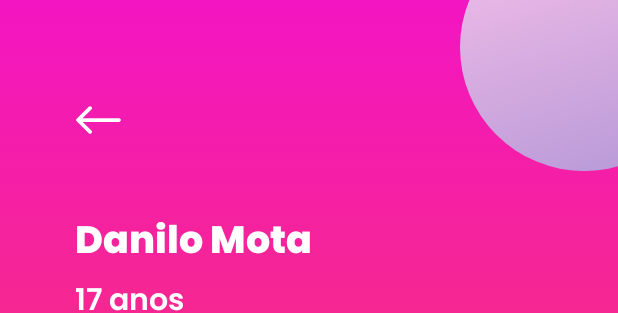
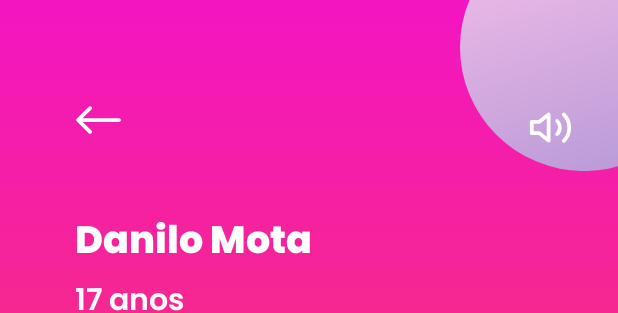
Before and after one commit to pedroh715/actio_app, an Android app: the layout activity_danilo.xml on its own in the app's theme, with its tools: preview values and no code run, on a phone screen of 412 x 824 dp. Shown: the top 313 px of the screen. Run offline under Robolectric (Android 15) with nearby library versions, the phone set to English and light mode, and no system bars; plain views replace BlurLayout.

Commit message:
Doing mute and unmute button

```diff
--- a/app/src/main/AndroidManifest.xml
+++ b/app/src/main/AndroidManifest.xml
@@ -13,6 +13,9 @@
             android:name=".KaueActivity"
             android:exported="false" />
         <activity
+            android:name=".DaniloActivity"
+            android:exported="false" />
+        <activity
             android:name=".PedroActivity"
             android:exported="false" />
         <activity android:name=".MainActivity" >
--- a/app/src/main/java/com/example/kauepedro/MainActivity.java
+++ b/app/src/main/java/com/example/kauepedro/MainActivity.java
@@ -41,7 +41,6 @@ public class MainActivity extends AppCompatActivity {
             @Override
             public void onClick(View v) {
                 startActivity(intentPedro);
-                finish();
             }
         });
 
@@ -51,7 +50,6 @@ public class MainActivity extends AppCompatActivity {
             @Override
             public void onClick(View v) {
                 startActivity(intentKaue);
-                finish();
             }
         });
 
@@ -61,7 +59,6 @@ public class MainActivity extends AppCompatActivity {
             @Override
             public void onClick(View v) {
                 startActivity(intentDanilo);
-                finish();
             }
         });
 
--- /dev/null
+++ b/app/src/main/res/drawable-v24/ic_mute.xml
@@ -0,0 +1,12 @@
+<vector xmlns:android="http://schemas.android.com/apk/res/android"
+    android:width="24dp"
+    android:height="24dp"
+    android:viewportWidth="24"
+    android:viewportHeight="24">
+  <path
+      android:pathData="M11.433,4.1A1,1 0,0 1,12 5V19a1,1 0,0 1,-1.625 0.781L5.649,16H2a1,1 0,0 1,-1 -1V9A1,1 0,0 1,2 8H5.649l4.726,-3.781A1,1 0,0 1,11.433 4.1ZM10,7.081l-3.375,2.7A1,1 0,0 1,6 10H3v4H6a1,1 0,0 1,0.625 0.219L10,16.919Z"
+      android:fillColor="@color/white"/>
+  <path
+      android:pathData="M14.28,14.383a0.956,0.956 0,0 0,1.353 1.353L18,13.369l2.367,2.367a0.957,0.957 0,0 0,1.353 -1.353l-2.367,-2.367L21.72,9.649A0.956,0.956 0,0 0,20.367 8.3L18,10.663 15.633,8.3A0.956,0.956 0,1 0,14.28 9.649l2.367,2.367Z"
+      android:fillColor="@color/white"/>
+</vector>
--- /dev/null
+++ b/app/src/main/res/drawable-v24/ic_unmute.xml
@@ -0,0 +1,16 @@
+<vector xmlns:android="http://schemas.android.com/apk/res/android"
+    android:width="24dp"
+    android:height="24dp"
+    android:viewportWidth="24"
+    android:viewportHeight="24">
+  <path
+      android:pathData="M11.433,4.1A1,1 0,0 1,12 5V19a1,1 0,0 1,-1.625 0.781L5.649,16H2a1,1 0,0 1,-1 -1V9A1,1 0,0 1,2 8H5.649l4.726,-3.781A1,1 0,0 1,11.433 4.1ZM10,7.081l-3.375,2.7A1,1 0,0 1,6 10H3v4H6a1,1 0,0 1,0.625 0.219L10,16.919Z"
+      android:fillColor="@color/white"/>
+  <path
+      android:pathData="M19.07,5a10,10 0,0 1,0 14.14M15.54,8.53a5,5 0,0 1,0 7.07"
+      android:strokeLineJoin="round"
+      android:strokeWidth="2"
+      android:fillColor="#00000000"
+      android:strokeColor="@color/white"
+      android:strokeLineCap="round"/>
+</vector>
--- /dev/null
+++ b/app/src/main/res/drawable-v24/workout_sound_src.xml
@@ -0,0 +1,5 @@
+<?xml version="1.0" encoding="utf-8"?>
+<selector xmlns:android="http://schemas.android.com/apk/res/android">
+    <item android:state_checked="true" android:drawable="@drawable/ic_unmute"/>
+    <item android:state_checked="false" android:drawable="@drawable/ic_mute"/>
+</selector>
--- a/app/src/main/res/layout/activity_danilo.xml
+++ b/app/src/main/res/layout/activity_danilo.xml
@@ -4,7 +4,6 @@
     xmlns:tools="http://schemas.android.com/tools"
     android:layout_width="match_parent"
     android:layout_height="match_parent"
-
     tools:context=".DaniloActivity"
     android:background="@drawable/gradient_background">
 
@@ -17,6 +16,7 @@
         app:layout_constraintEnd_toEndOf="parent" />
 
     <ImageView
+        android:id="@+id/imageView5"
         android:layout_width="wrap_content"
         android:layout_height="wrap_content"
         android:src="@drawable/ic_purple_elipse_biokaue"
@@ -105,9 +105,18 @@
         app:layout_constraintStart_toStartOf="parent"
         app:layout_constraintTop_toBottomOf="@+id/materialCardView"
         app:strokeWidth="1dp">
-
-
     </com.google.android.material.card.MaterialCardView>
 
-
+    <ToggleButton
+        android:id="@+id/button_sound"
+        android:layout_width="30dp"
+        android:layout_height="30dp"
+        android:background="@drawable/workout_sound_src"
+        android:textOff=""
+        android:textOn=""
+        android:checked="true"
+        android:layout_marginEnd="30dp"
+        android:layout_marginTop="70dp"
+        app:layout_constraintEnd_toEndOf="parent"
+        app:layout_constraintTop_toTopOf="parent" />
 </androidx.constraintlayout.widget.ConstraintLayout>
--- a/app/src/main/res/values/strings.xml
+++ b/app/src/main/res/values/strings.xml
@@ -1,3 +1,3 @@
 <resources>
-    <string name="app_name">KauePedro</string>
+    <string name="app_name">Actio</string>
 </resources>
--- a/app/src/main/res/values/themes.xml
+++ b/app/src/main/res/values/themes.xml
@@ -1,6 +1,6 @@
 <resources xmlns:tools="http://schemas.android.com/tools">
     <!-- Base application theme. -->
-    <style name="Theme.KauePedro" parent="Theme.MaterialComponents.DayNight.DarkActionBar">
+    <style name="Theme.KauePedro" parent="Theme.MaterialComponents.DayNight.NoActionBar">
         <!-- Primary brand color. -->
         <item name="colorPrimary">@color/purple_500</item>
         <item name="colorPrimaryVariant">@color/purple_700</item>
```
Also changed, not shown: app/src/main/java/com/example/kauepedro/DaniloActivity.java (+37 -0 lines), app/src/main/java/com/example/kauepedro/KaueActivity.java (+14 -0 lines), app/src/main/java/com/example/kauepedro/PedroActivity.java (+11 -2 lines).
